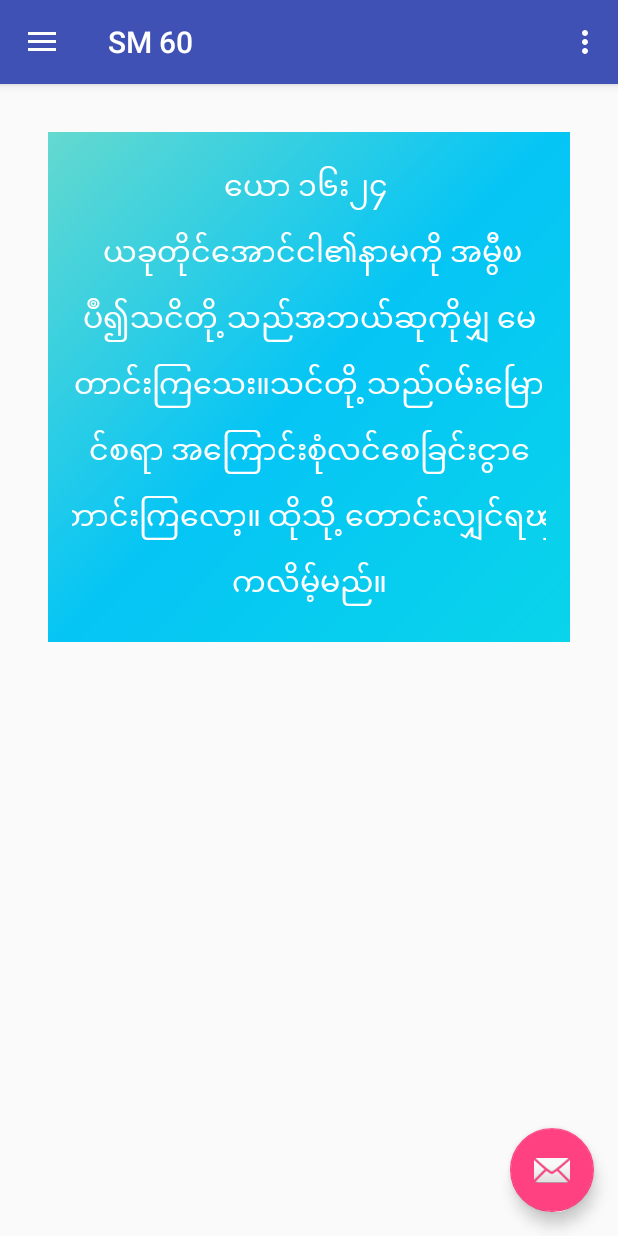
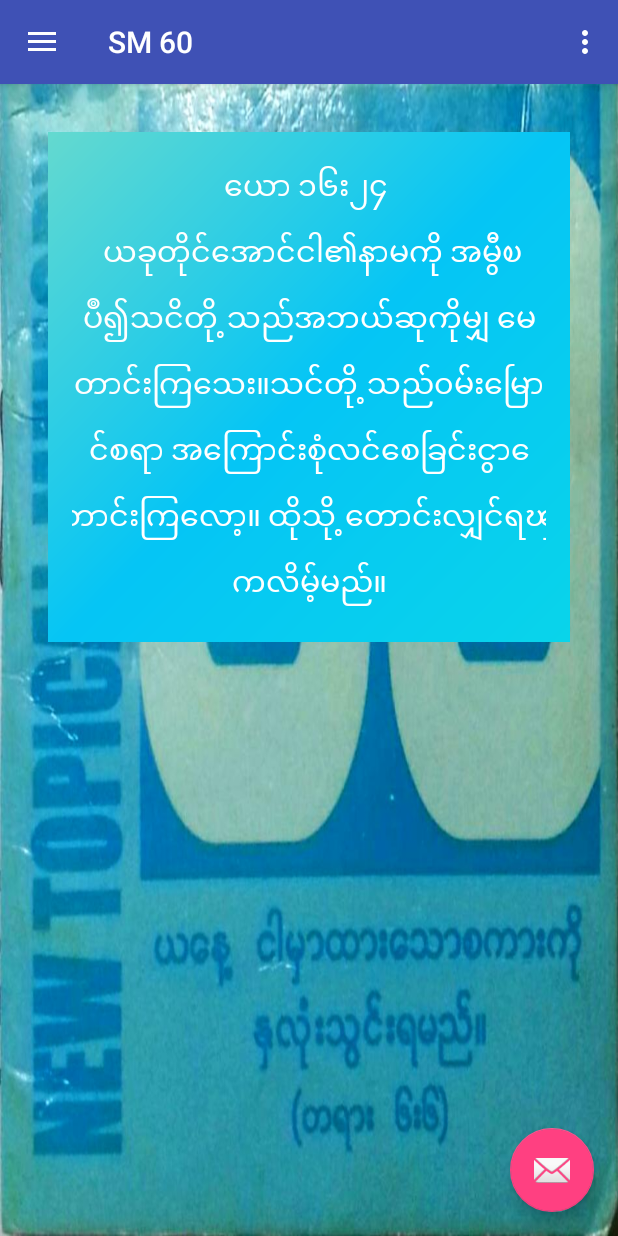
Before and after one commit to david-gnext/sm60, an Android app: the screen it shows after launch (MainActivity), in the side drawer, after a tap on "ဆုေတာင္းၿခင္းစိတ္ခ်မႈ", on a phone screen of 412 x 824 dp. Run offline under Robolectric (Android 15) with nearby library versions, the phone set to English and light mode, and no system bars; our stand-ins replace Volley.

Commit message:
fragment code update

```diff
--- a/app/src/main/java/com/example/david/tutorial/MainActivity.java
+++ b/app/src/main/java/com/example/david/tutorial/MainActivity.java
@@ -9,6 +9,8 @@ import android.support.design.widget.FloatingActionButton;
 import android.support.design.widget.Snackbar;
 import android.support.v7.view.menu.MenuView;
 import android.text.Layout;
+import android.util.Log;
+import android.view.MotionEvent;
 import android.view.View;
 import android.support.design.widget.NavigationView;
 import android.support.v4.view.GravityCompat;
@@ -18,10 +20,13 @@ import android.support.v7.app.AppCompatActivity;
 import android.support.v7.widget.Toolbar;
 import android.view.Menu;
 import android.view.MenuItem;
+import android.widget.TextView;
 
 public class MainActivity extends AppCompatActivity
         implements NavigationView.OnNavigationItemSelectedListener {
 
+    private float x1,x2;
+    static final int MIN_DISTANCE = 150;
     @Override
     protected void onCreate(Bundle savedInstanceState) {
         super.onCreate(savedInstanceState);
@@ -49,6 +54,14 @@ public class MainActivity extends AppCompatActivity
 
     @Override
     public void onBackPressed() {
+        //fragment back
+        FragmentManager fm = getFragmentManager();
+        if (fm.getBackStackEntryCount() > 0) {
+            fm.popBackStackImmediate();
+        } else {
+            super.onBackPressed();
+        }
+        //navigation drawer back
         DrawerLayout drawer = (DrawerLayout) findViewById(R.id.drawer_layout);
         if (drawer.isDrawerOpen(GravityCompat.START)) {
             drawer.closeDrawer(GravityCompat.START);
@@ -78,6 +91,28 @@ public class MainActivity extends AppCompatActivity
 
         return super.onOptionsItemSelected(item);
     }
+    public boolean onTouchEvent(MotionEvent event)
+    {
+        switch(event.getAction())
+        {
+            case MotionEvent.ACTION_DOWN:
+                x1 = event.getX();
+                break;
+            case MotionEvent.ACTION_UP:
+                x2 = event.getX();
+                float deltaX = x2 - x1;
+                if (Math.abs(deltaX) > MIN_DISTANCE)
+                {
+                    //left to right
+                }
+                else
+                {
+                    // consider as something else - a screen tap for example
+                }
+                break;
+        }
+        return super.onTouchEvent(event);
+    }
 
     @SuppressWarnings("StatementWithEmptyBody")
     @Override
@@ -86,36 +121,22 @@ public class MainActivity extends AppCompatActivity
         Bundle args = new Bundle();
 
         // Handle navigation view item clicks here.
-        int id = item.getItemId();
-
-        if (id == R.id.nav_camera) {
-            // Handle the camera action
-        } else if (id == R.id.nav_gallery) {
-            fragment = new G1();
-            args.putString(G1.QOUTE_ID,getApplicationContext().getString(R.string.g1_c1_content));
-
-        } else if (id == R.id.nav_slideshow) {
-
-        } else if (id == R.id.nav_manage) {
-
-        } else if (id == R.id.g1_c1) {
-            fragment = new G1();
-            args.putString(G1.QOUTE_ID,getApplicationContext().getString(R.string.g1_c1_content));
-        } else if (id == R.id.g1_c2) {
-            fragment = new G1();
-            args.putString(G1.QOUTE_ID,getApplicationContext().getString(R.string.g1_c2_content));
-        } else if (id == R.id.g1_c3) {
-            fragment = new G1();
-            args.putString(G1.QOUTE_ID,getApplicationContext().getString(R.string.g1_c3_content));
-        } else if (id == R.id.g1_c4) {
-            fragment = new G1();
-            args.putString(G1.QOUTE_ID,getApplicationContext().getString(R.string.g1_c4_content));
-        }
+        String[] content_id = getResources().getResourceName(item.getItemId()).split("\\/");
+        String content = content_id[1] + "_content";
+        Log.d("Tag",content);
+        //display relative id content
+        int resId = getResources().getIdentifier(content,"string",getPackageName());
+        fragment = new G1();
+        args.putString(G1.QOUTE_ID, getResources().getString(resId));
+        TextView hid = (TextView) findViewById(R.id.main_text);
+        hid.setVisibility(View.INVISIBLE);
+        //start fragment
         fragment.setArguments(args);
         FragmentManager fragmentManager = getFragmentManager();
-        fragmentManager.beginTransaction().replace(R.id.frag_content,fragment).commit();
+        fragmentManager.beginTransaction().add(R.id.frag_content,fragment).addToBackStack(null).commit();
         DrawerLayout drawer = (DrawerLayout) findViewById(R.id.drawer_layout);
         drawer.closeDrawer(GravityCompat.START);
         return true;
     }
+
 }
--- a/app/src/main/res/layout/content_main2.xml
+++ b/app/src/main/res/layout/content_main2.xml
@@ -3,6 +3,8 @@
     xmlns:app="http://schemas.android.com/apk/res-auto"
     xmlns:tools="http://schemas.android.com/tools"
     android:id="@+id/content_main2"
+    android:background="@drawable/office"
+    android:backgroundTintMode="screen"
     android:layout_width="match_parent"
     android:layout_height="match_parent"
     android:paddingBottom="@dimen/activity_vertical_margin"
@@ -15,5 +17,17 @@
     <FrameLayout
         android:id="@+id/frag_content"
         android:layout_width="match_parent"
-        android:layout_height="match_parent" />
+        android:layout_height="match_parent">
+        <TextView
+            android:id="@+id/main_text"
+            android:text="တရား ၆း၆ ယေန႔ငါမွာထားေသာစကားကိုႏွလံုးသြင္းေလာ့။"
+            android:padding="30dp"
+            android:background="#4dffffff"
+            android:textColor="#de2626"
+            android:textSize="20dp"
+            android:layout_gravity="center"
+            android:layout_width="match_parent"
+            android:layout_height="wrap_content" />
+    </FrameLayout>
+
 </RelativeLayout>
--- a/app/src/main/res/layout/lm_fragment_1.xml
+++ b/app/src/main/res/layout/lm_fragment_1.xml
@@ -12,6 +12,7 @@
         android:textColor="@color/white"
         android:layout_margin="@dimen/fab_margin"
         android:padding="@dimen/fab_margin"
-        android:textSize="20dp"
+        android:textSize="20sp"
         />
+
 </RelativeLayout>
--- a/app/src/main/res/values/strings.xml
+++ b/app/src/main/res/values/strings.xml
@@ -27,7 +27,8 @@ decision</string>
         ယခုတိုင္ေအာင္ငါ၏နာမကို အမွီၿပဳ၍သငိတို႕သည္အဘယ္ဆုကိုမွ် မေတာင္းၾကေသး။သင္တို႕သည္၀မ္းေၿမာင္စရာ အေၾကာင္းစံုလင္ေစၿခင္းငွာေတာင္းၾကေလာ့။ ထိုသို႕ေတာင္းလွ်င္ရၾကလိမ့္မည္။
     </string>
     <string name="g1_c3_title">ေအာင္ၿမင္ၿခင္းစိတ္ခ်မႈ</string>
-    <string name="g1_c3_content">၁ေကာ ၁၀း၁၃ \n လူ၌ၿဖစ္တတ္ေသာစံုစမ္းေႏွာက္ယွက္ၿခင္းကိုသာ သင္တို႕သည္ခံရၾက၏။ဘုရားသခင္သည္ သစၥာႏွင့္ၿပည့္စံုေတာ္မူသည္ၿဖစ္၍သင္တို႕မခံႏိုင္ေသာ
+    <string name="g1_c3_content">၁ေကာ ၁၀း၁၃
+        လူ၌ၿဖစ္တတ္ေသာစံုစမ္းေႏွာက္ယွက္ၿခင္းကိုသာ သင္တို႕သည္ခံရၾက၏။ဘုရားသခင္သည္ သစၥာႏွင့္ၿပည့္စံုေတာ္မူသည္ၿဖစ္၍သင္တို႕မခံႏိုင္ေသာ
     စံုစမ္းေႏွာင္ယွက္ၿခင္းကိုသင္တို႕၌ေရာက္စိမ့္ေသာငွာ အခြင့္ေပးေတာ္မမူ။သင္တို႕သည္ခံႏိုင္မည္အေၾကာင္း စံုစမ္းေႏွာင့္ယွက္ၿခင္းအရာႏွင့္တကြ ထြက္ေၿမာက္ေသာလမ္းကိုလည္း စီရင္ၿပဳၿပင္ေတာ္မူလိမ့္မည္။</string>
     <string name="g1_c4_title">အၿပစ္လြတ္ၿခင္းစိတ္ခ်မႈ</string>
     <string name="g1_c4_content">၁ေယာ ၁း၉
```
